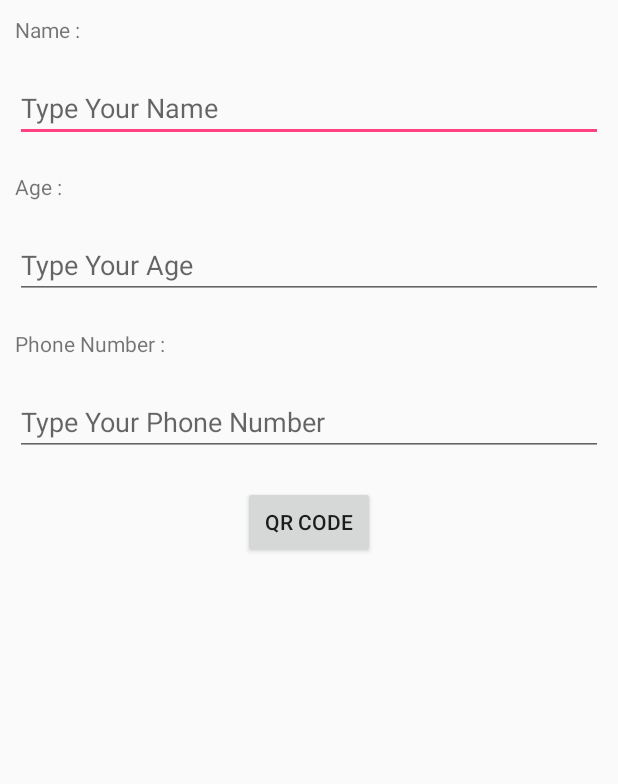
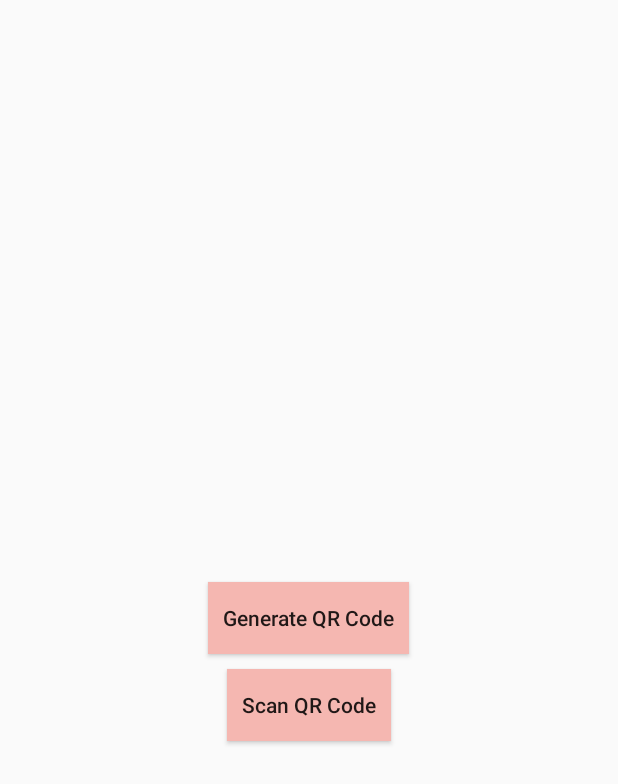
Before and after one commit to Deboprity/QRCodeGenerator, an Android app: the layout activity_main.xml on its own in the app's theme, with its tools: preview values and no code run, on a phone screen of 412 x 824 dp. Shown: the top 784 px of the screen. Run offline under Robolectric (Android 15) with nearby library versions, the phone set to English and light mode, and no system bars.

Commit message:
Scanning QR Code by Camera

```diff
--- a/app/build.gradle
+++ b/app/build.gradle
@@ -9,6 +9,7 @@ android {
         versionCode 1
         versionName "1.0"
         testInstrumentationRunner "android.support.test.runner.AndroidJUnitRunner"
+        multiDexEnabled true
     }
     buildTypes {
         release {
@@ -21,6 +22,7 @@ android {
 dependencies {
     implementation fileTree(dir: 'libs', include: ['*.jar'])
     implementation 'com.android.support:appcompat-v7:27.1.1'
+    implementation 'com.google.android.gms:play-services:9.8.0'
     implementation 'com.android.support.constraint:constraint-layout:1.1.2'
     implementation 'com.google.zxing:core:3.2.1'
     implementation 'com.journeyapps:zxing-android-embedded:3.2.0@aar'
@@ -28,4 +30,5 @@ dependencies {
     androidTestImplementation 'com.android.support.test:runner:1.0.2'
     androidTestImplementation 'com.android.support.test.espresso:espresso-core:3.0.2'
     implementation 'com.google.code.gson:gson:2.8.2'
+    implementation 'me.dm7.barcodescanner:zxing:1.9.8'
 }
--- a/app/src/main/res/layout/activity_main.xml
+++ b/app/src/main/res/layout/activity_main.xml
@@ -1,77 +1,28 @@
 <?xml version="1.0" encoding="utf-8"?>
-<ScrollView xmlns:android="http://schemas.android.com/apk/res/android"
+<RelativeLayout xmlns:android="http://schemas.android.com/apk/res/android"
     xmlns:tools="http://schemas.android.com/tools"
     android:layout_width="match_parent"
     android:layout_height="match_parent">
-<LinearLayout
-    android:layout_width="match_parent"
-    android:layout_height="match_parent"
-    tools:context=".MainActivity"
-    android:orientation="vertical"
-    >
-<LinearLayout
-    android:layout_height="wrap_content"
-    android:layout_width="match_parent"
-    android:orientation="vertical"
-    android:id="@+id/information">
-    <TextView
-        android:layout_width="match_parent"
-        android:layout_height="wrap_content"
-        android:text="Name : "
-        android:layout_margin="10dp"/>
-
-    <EditText
-        android:id="@+id/edit_text_name"
-        android:layout_width="match_parent"
-        android:layout_height="wrap_content"
-        android:layout_margin="10dp"
-        android:hint="Type Your Name"
-        android:inputType="text"/>
-
-    <TextView
-        android:layout_width="match_parent"
-        android:layout_height="wrap_content"
-        android:text="Age : "
-        android:layout_margin="10dp"/>
-
-    <EditText
-        android:id="@+id/edit_text_age"
-        android:layout_width="match_parent"
-        android:layout_height="wrap_content"
-        android:layout_margin="10dp"
-        android:hint="Type Your Age"
-        android:inputType="number"/>
-
-    <TextView
-        android:layout_width="match_parent"
-        android:layout_height="wrap_content"
-        android:text="Phone Number : "
-        android:layout_margin="10dp"/>
-
-    <EditText
-        android:id="@+id/edit_text_phone"
-        android:layout_width="match_parent"
-        android:layout_height="wrap_content"
-        android:layout_margin="10dp"
-        android:hint="Type Your Phone Number"
-        android:inputType="phone"/>
 
     <Button
-        android:id="@+id/qrGeneratorBtn"
+        android:id="@+id/generate_code"
         android:layout_width="wrap_content"
         android:layout_height="wrap_content"
+        android:layout_centerInParent="true"
+        android:text="Generate QR Code"
+        android:textAllCaps="false"
         android:layout_margin="10dp"
-        android:layout_gravity="center_horizontal"
-        android:text="QR Code"/>
-</LinearLayout>
-    <ImageView
-        android:id="@+id/qrImg"
-        android:layout_width="250dp"
-        android:layout_height="250dp"
-        android:layout_margin="10dp"
-        android:layout_gravity="center_horizontal"
-        android:src="@drawable/ic_launcher_background"
-        android:visibility="gone"/>
+        android:background="#F5B7B1"
+        android:padding="10dp"/>
+    <Button
+        android:id="@+id/scan_code"
+        android:layout_width="wrap_content"
+        android:layout_height="wrap_content"
+        android:layout_below="@id/generate_code"
+        android:layout_centerHorizontal="true"
+        android:text="Scan QR Code"
+        android:textAllCaps="false"
+        android:background="#F5B7B1"
+        android:padding="10dp"/>
 
-</LinearLayout>
-</ScrollView>
+</RelativeLayout>
--- a/app/src/main/res/values/strings.xml
+++ b/app/src/main/res/values/strings.xml
@@ -1,3 +1,4 @@
 <resources>
     <string name="app_name">QR Code Generator</string>
+    <string name="default_text_result">Please focus camera to the QR Code</string>
 </resources>
```
Also changed, not shown: app/src/main/AndroidManifest.xml (+32 -4 lines), app/src/main/java/android/example/com/qrcodegenerator/Customer.java (added, +32 -0 lines), app/src/main/java/android/example/com/qrcodegenerator/MainActivity.java (+24 -52 lines).
